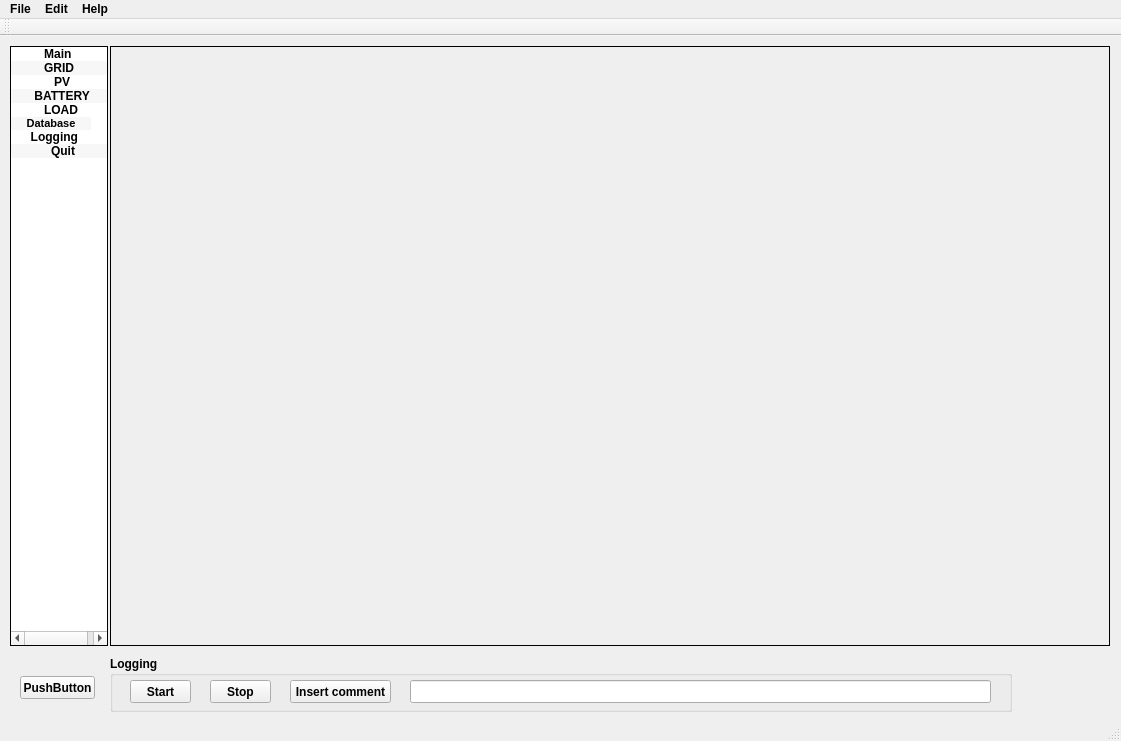
Old version of the form src/mainwindow.ui in the repository hancse/powermeter.
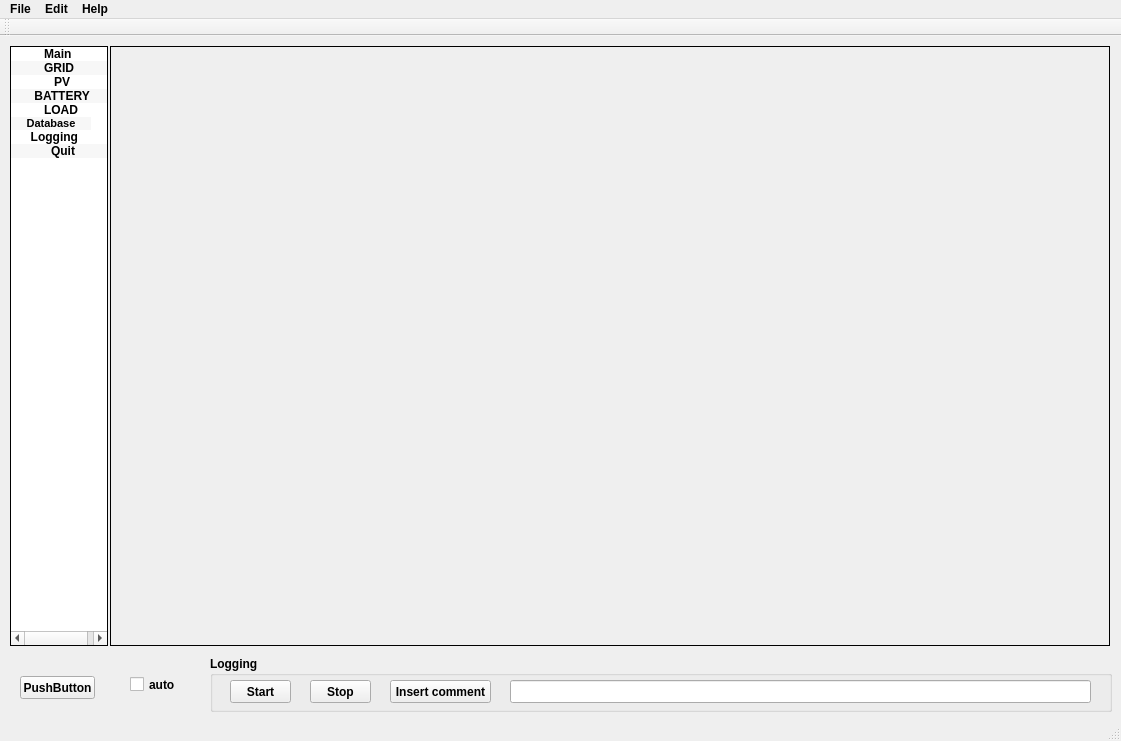
New version of the form. Icons and pictures are not drawn.

Patch:
```diff
--- a/src/mainwindow.ui
+++ b/src/mainwindow.ui
@@ -145,7 +145,7 @@
    <widget class="QGroupBox" name="gblogging">
     <property name="geometry">
      <rect>
-      <x>110</x>
+      <x>210</x>
       <y>620</y>
       <width>902</width>
       <height>56</height>
@@ -217,6 +217,19 @@
      <string>PushButton</string>
     </property>
    </widget>
+   <widget class="QCheckBox" name="checkBox">
+    <property name="geometry">
+     <rect>
+      <x>130</x>
+      <y>640</y>
+      <width>70</width>
+      <height>17</height>
+     </rect>
+    </property>
+    <property name="text">
+     <string>auto</string>
+    </property>
+   </widget>
   </widget>
   <widget class="QMenuBar" name="menuBar">
    <property name="geometry">
```
